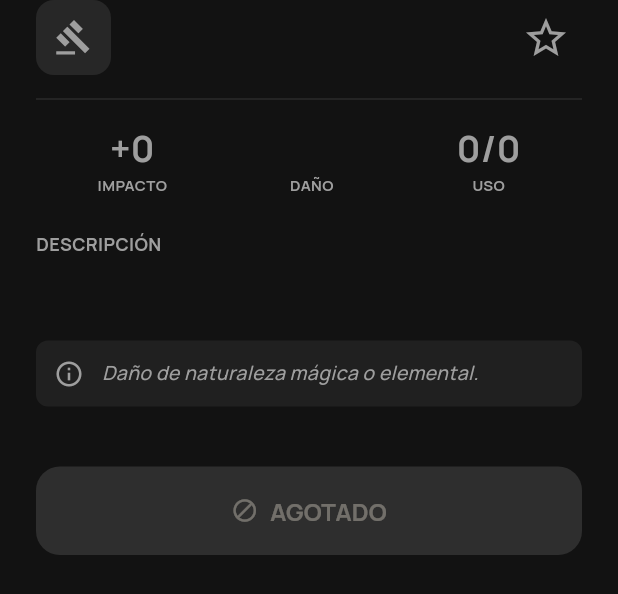
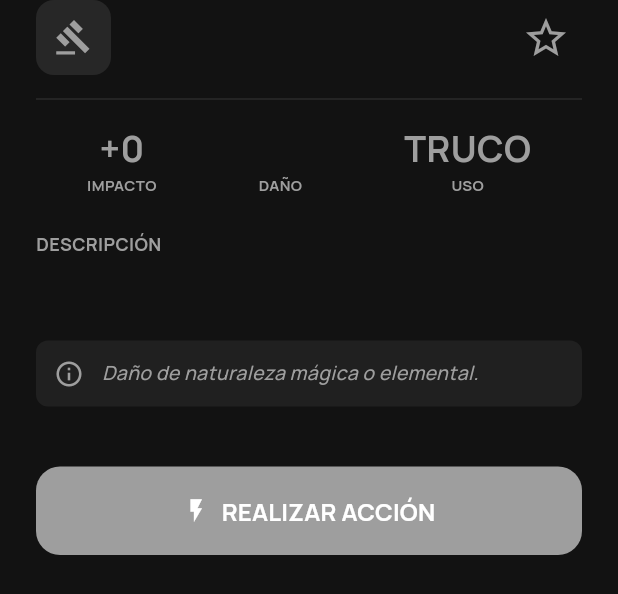
Before and after one commit to Davidperpi/dnd-app, a Flutter app: the ActionDetailSheet widget shown alone on an empty page, opened directly with empty values, on a phone screen of 412 x 824 dp. Shown: the top 594 px of the screen. Run offline on Flutter 3.47's test engine with Material 3 defaults, Android fonts, the phone set to English and light mode, and no system bars; our stand-ins replace equatable, flutter_bloc, fpdart, get_it, google_fonts.

Commit message:
prueba 1

```diff
--- a/lib/features/character/data/datasources/character_ability_local_data_source.dart
+++ b/lib/features/character/data/datasources/character_ability_local_data_source.dart
@@ -15,11 +15,11 @@ class CharacterAbilityLocalDataSource {
       shortName: 'IB',
       description:
           'Puedes inspirar a otros como una acción adicional, o usar tus dados de inspiración para potenciar tus Florituras con la Espada.',
-      refreshRule: RefreshRule.longRest, // Actualizado a 2024
+      refreshRule: RefreshRule.longRest,
       levelScaling: <int, String>{1: '1d6', 5: '1d8', 10: '1d10', 15: '1d12'},
       actionTemplate: CharacterAction(
         id: 'use_bardic_inspiration',
-        name: 'Inspirar a un Aliado',
+        name: 'Inspiración Bárdica',
         description: 'Concedes un dado de Inspiración Bárdica a un aliado que pueda oírte.',
         type: ActionType.feature,
         cost: ActionCost.bonusAction,
--- a/lib/features/character/presentation/widgets/action/sheet/action_detail_sheet.dart
+++ b/lib/features/character/presentation/widgets/action/sheet/action_detail_sheet.dart
@@ -1,5 +1,7 @@
 import 'package:dnd_app/core/utils/screen_effects.dart';
+import 'package:dnd_app/features/character/domain/entities/character.dart';
 import 'package:dnd_app/features/character/domain/entities/character_action.dart';
+import 'package:dnd_app/features/character/domain/entities/character_resource.dart';
 import 'package:dnd_app/features/character/domain/entities/resource_cost.dart';
 import 'package:dnd_app/features/character/presentation/bloc/character_bloc.dart';
 import 'package:dnd_app/features/character/presentation/widgets/action/components/action_badges.dart';
@@ -22,11 +24,20 @@ class ActionDetailSheet extends StatelessWidget {
 
   @override
   Widget build(BuildContext context) {
-    // Nota: El BlocProvider ya viene inyectado desde el showModalBottomSheet
-    // en el archivo padre (action_card.dart), así que aquí consumimos directamente.
+    return BlocBuilder<CharacterBloc, CharacterState>(
+      builder: (BuildContext context, CharacterState state) {
+        if (state is! CharacterLoaded) {
+          // Show a minimal disabled view if character data is not available
+          return const Padding(
+            padding: EdgeInsets.all(40.0),
+            child: Center(child: Text("Cargando datos del personaje...")),
+          );
+        }
+
+        final Character character = state.character;
+        final (bool isAvailable, String usageText) = _getAvailabilityAndUsageText(character);
 
         return Padding(
-      // Añadimos padding inferior extra para que el botón respire
           padding: const EdgeInsets.fromLTRB(24, 0, 24, 40),
           child: Column(
             mainAxisSize: MainAxisSize.min,
@@ -41,19 +52,15 @@ class ActionDetailSheet extends StatelessWidget {
                     child: Text(
                       action.name,
                       style: const TextStyle(
-                    fontSize: 22,
-                    fontWeight: FontWeight.bold,
-                  ),
+                          fontSize: 22, fontWeight: FontWeight.bold),
                     ),
                   ),
                   _FavoriteButton(action: action),
                 ],
               ),
-
               const Divider(height: 32),
 
               // 2. STATS DETALLADOS
-          // Se muestran solo si existen (null check)
               Row(
                 mainAxisAlignment: MainAxisAlignment.spaceAround,
                 children: <Widget>[
@@ -61,51 +68,36 @@ class ActionDetailSheet extends StatelessWidget {
                     _DetailStatItem(
                         label: "IMPACTO",
                         value: "+${action.toHitModifier}",
-                  color: color,
-                ),
+                        color: color),
                   if (action.diceNotation != null)
                     _DetailStatItem(
                         label: "DAÑO",
                         value: action.diceNotation!,
-                  color: color,
-                ),
-              // Mostramos el coste o el stock restante
+                        color: color),
                   _DetailStatItem(
-                label: "USO",
-                value: _getUsageText(), // Función auxiliar para texto dinámico
-                color: Colors.grey,
-              ),
+                      label: "USO", value: usageText, color: Colors.grey),
                 ],
               ),
-
               const SizedBox(height: 24),
 
               // 3. DESCRIPCIÓN
-          const Text(
-            "DESCRIPCIÓN",
+              const Text("DESCRIPCIÓN",
                   style: TextStyle(
                       fontWeight: FontWeight.bold,
                       color: Colors.grey,
-              fontSize: 12,
-            ),
-          ),
+                      fontSize: 12)),
               const SizedBox(height: 8),
-          Text(
-            action.description,
-            style: const TextStyle(fontSize: 16, height: 1.5),
-          ),
+              Text(action.description,
+                  style: const TextStyle(fontSize: 16, height: 1.5)),
 
-          // 4. INFO TIPO DE DAÑO
               if (action.damageType != null) ...<Widget>[
                 const SizedBox(height: 24),
                 Container(
                   padding: const EdgeInsets.all(12),
                   decoration: BoxDecoration(
-                color: color.withValues(alpha: 0.1),
-                borderRadius: BorderRadius.circular(8),
-              ),
-              child: Row(
-                children: <Widget>[
+                      color: color.withAlpha(25),
+                      borderRadius: BorderRadius.circular(8)),
+                  child: Row(children: <Widget>[
                     Icon(Icons.info_outline, color: color, size: 20),
                     const SizedBox(width: 12),
                     Expanded(
@@ -114,47 +106,47 @@ class ActionDetailSheet extends StatelessWidget {
                             style: TextStyle(
                                 color: color,
                                 fontSize: 13,
-                        fontStyle: FontStyle.italic,
-                      ),
-                    ),
-                  ),
-                ],
-              ),
-            ),
+                                fontStyle: FontStyle.italic)))
+                  ]),
+                )
               ],
 
-          // 5. BOTÓN DE ACCIÓN PRINCIPAL (MEJORADO)
+              // 5. BOTÓN DE ACCIÓN PRINCIPAL
               const SizedBox(height: 40),
-          _buildActionButton(context),
+              _buildActionButton(context, isAvailable: isAvailable),
             ],
           ),
         );
+      },
+    );
   }
 
-  // --- HELPER DE TEXTO ---
-  String _getUsageText() {
-    if (action.remainingUses != null) {
-      if (action.maxUses != null) {
-        return "${action.remainingUses}/${action.maxUses}";
+  (bool, String) _getAvailabilityAndUsageText(Character character) {
+    final ResourceCost? cost = action.resourceCost;
+    if (cost == null) return (true, translateActionCost(action.cost));
+
+    switch (cost) {
+      case FeatureResourceCost(resourceId: final String id, amount: final int amount):
+        final CharacterResource? resource = character.resources[id];
+        final int current = resource?.current ?? 0;
+        final int max = resource?.max ?? 0;
+        return (current >= amount, "$current/$max");
+
+      case ItemCost():
+        final int current = action.remainingUses ?? 0;
+        final int max = action.maxUses ?? 0;
+        return (current > 0, max > 0 ? "$current/$max" : "x$current");
+
+      case SpellSlotCost(level: final int lvl):
+        if (lvl == 0) return (true, "TRUCO");
+        final int current = character.spellSlotsCurrent[lvl] ?? 0;
+        final int max = character.spellSlotsMax[lvl] ?? 0;
+        return (current > 0, "$current/$max");
     }
-      return "x${action.remainingUses}";
-    }
-    return translateActionCost(action.cost);
   }
 
-  // --- LÓGICA DEL BOTÓN DE ACCIÓN ---
-
-  Widget _buildActionButton(BuildContext context) {
-    // 1. Verificar disponibilidad (Stock)
-    final bool isAvailable =
-        action.remainingUses == null || action.remainingUses! > 0;
-
-    // 2. Color dinámico (Gris si está agotado)
-    final Color btnColor = isAvailable
-        ? color
-        : Theme.of(context).disabledColor;
-
-    // 3. Texto e Icono Dinámicos
+  Widget _buildActionButton(BuildContext context, {required bool isAvailable}) {
+    final Color btnColor = isAvailable ? color : Theme.of(context).disabledColor;
     String label = "REALIZAR ACCIÓN";
     IconData icon = Icons.flash_on;
 
@@ -176,120 +168,65 @@ class ActionDetailSheet extends StatelessWidget {
             backgroundColor: btnColor,
             foregroundColor: Colors.white,
             padding: const EdgeInsets.symmetric(vertical: 18),
-          shape: RoundedRectangleBorder(
-            borderRadius: BorderRadius.circular(16),
-          ),
-          // Efecto visual de deshabilitado
-          disabledBackgroundColor: Colors.grey.withValues(alpha: 0.2),
-        ),
+            shape: RoundedRectangleBorder(borderRadius: BorderRadius.circular(16)),
+            disabledBackgroundColor: Colors.grey.withAlpha(50)),
         icon: Icon(icon),
-        label: Text(
-          label,
-          style: const TextStyle(fontWeight: FontWeight.bold, fontSize: 16),
-        ),
-        // Si no está disponible, onPressed es null (lo deshabilita nativamente)
+        label: Text(label, style: const TextStyle(fontWeight: FontWeight.bold, fontSize: 16)),
         onPressed: isAvailable ? () => _handleAction(context) : null,
       ),
     );
   }
 
-  // DISPATCHER CENTRALIZADO (Igual que ActionQuickButton)
   void _handleAction(BuildContext context) {
-    // Cerramos el modal inmediatamente para ver el efecto en la pantalla principal
-    // EXCEPCIÓN: Si es un hechizo con selector de nivel, no cerramos aún.
-
     if (action.type == ActionType.spell) {
       _castSpell(context);
       return;
     }
 
-    // Para el resto, cerramos el modal
     Navigator.pop(context);
 
-    // Lógica según tipo
     switch (action.type) {
       case ActionType.attack:
         ScreenEffects.showSlash(context, color);
         HapticFeedback.heavyImpact();
         break;
-
-      case ActionType.utility:
-        _handleConsumable(context);
-        break;
-
-      case ActionType.feature:
-        _handleFeature(context);
-        break;
-
-      default:
-        break;
+      case ActionType.utility: _handleConsumable(context); break;
+      case ActionType.feature: _handleFeature(context); break;
+      default: break;
     }
   }
 
   void _handleConsumable(BuildContext context) {
-    final ResourceCost? cost = action.resourceCost;
-    if (cost is ItemCost) {
+    final ItemCost cost = action.resourceCost as ItemCost;
     ScreenEffects.showMagicBlast(context, color);
     context.read<CharacterBloc>().add(ConsumeItemEvent(itemId: cost.itemId));
-
-      ScaffoldMessenger.of(context).showSnackBar(
-        SnackBar(
-          content: Text("🧪 Usaste ${action.name}"),
-          backgroundColor: color,
-          behavior: SnackBarBehavior.floating,
-        ),
-      );
-    }
+    ScaffoldMessenger.of(context).showSnackBar(SnackBar(content: Text("🧪 Usaste ${action.name}"), backgroundColor: color, behavior: SnackBarBehavior.floating));
   }
 
   void _handleFeature(BuildContext context) {
-    final ResourceCost? cost = action.resourceCost;
-    if (cost is FeatureResourceCost) {
+    final FeatureResourceCost cost = action.resourceCost as FeatureResourceCost;
     ScreenEffects.showMagicBlast(context, color);
-      context.read<CharacterBloc>().add(
-        UseFeatureEvent(resourceId: cost.resourceId),
-      );
-
-      ScaffoldMessenger.of(context).showSnackBar(
-        SnackBar(
-          content: Text("⚡ ${action.name} activado"),
-          backgroundColor: color,
-          behavior: SnackBarBehavior.floating,
-        ),
-      );
-    }
+    context.read<CharacterBloc>().add(UseFeatureEvent(resourceId: cost.resourceId));
+    ScaffoldMessenger.of(context).showSnackBar(SnackBar(content: Text("⚡ ${action.name} activado"), backgroundColor: color, behavior: SnackBarBehavior.floating));
   }
 
   void _castSpell(BuildContext context) {
     final CharacterState state = context.read<CharacterBloc>().state;
     if (state is CharacterLoaded) {
       try {
-        final Spell spell = state.character.knownSpells.firstWhere(
-          (Spell s) => s.id == action.id,
-        );
-
-        // Si es truco, cerramos y lanzamos. Si es de nivel, abrimos selector.
+        final Spell spell = state.character.knownSpells.firstWhere((Spell s) => s.id == action.id);
+        Navigator.pop(context);
         if (spell.level == 0) {
-          Navigator.pop(context); // Cerramos este modal
           ScreenEffects.showMagicBlast(context, color);
-          ScaffoldMessenger.of(context).showSnackBar(
-            SnackBar(
-              content: Text("✨ Truco lanzado: ${spell.name}"),
-              backgroundColor: color,
-              behavior: SnackBarBehavior.floating,
-            ),
-          );
+          ScaffoldMessenger.of(context).showSnackBar(SnackBar(content: Text("✨ Truco lanzado: ${spell.name}"), backgroundColor: color, behavior: SnackBarBehavior.floating));
         } else {
-          // Cerramos este modal antes de abrir el siguiente para no apilar sheets
-          Navigator.pop(context);
-
           showModalBottomSheet(
             context: context,
             backgroundColor: Theme.of(context).scaffoldBackgroundColor,
             isScrollControlled: true,
-            builder: (_) => CastSpellSheet(
-              spell: spell,
-              bloc: context.read<CharacterBloc>(),
+            builder: (_) => BlocProvider.value(
+              value: context.read<CharacterBloc>(),
+              child: CastSpellSheet(spell: spell, bloc: context.read<CharacterBloc>()),
             ),
           );
         }
@@ -300,40 +237,19 @@ class ActionDetailSheet extends StatelessWidget {
   }
 }
 
-// Widget auxiliar privado (solo para el sheet)
 class _DetailStatItem extends StatelessWidget {
-  final String label;
-  final String value;
+  final String label, value;
   final Color color;
 
-  const _DetailStatItem({
-    required this.label,
-    required this.value,
-    required this.color,
-  });
+  const _DetailStatItem(
+      {required this.label, required this.value, required this.color});
 
   @override
   Widget build(BuildContext context) {
-    return Column(
-      children: <Widget>[
-        Text(
-          value,
-          style: TextStyle(
-            fontSize: 24,
-            fontWeight: FontWeight.bold,
-            color: color,
-          ),
-        ),
-        Text(
-          label,
-          style: const TextStyle(
-            fontSize: 10,
-            fontWeight: FontWeight.bold,
-            color: Colors.grey,
-          ),
-        ),
-      ],
-    );
+    return Column(children: <Widget>[
+      Text(value, style: TextStyle(fontSize: 24, fontWeight: FontWeight.bold, color: color)),
+      Text(label, style: const TextStyle(fontSize: 10, fontWeight: FontWeight.bold, color: Colors.grey)),
+    ]);
   }
 }
 
@@ -350,18 +266,9 @@ class _FavoriteButton extends StatelessWidget {
         if (state is CharacterLoaded) {
           isFav = state.character.favoriteActionIds.contains(action.id);
         }
-
         return IconButton(
-          onPressed: () {
-            context.read<CharacterBloc>().add(
-              ToggleFavoriteActionEvent(action.id),
-            );
-          },
-          icon: Icon(
-            isFav ? Icons.star : Icons.star_border,
-            color: isFav ? Colors.amber : Colors.grey,
-            size: 32,
-          ),
+          onPressed: () => context.read<CharacterBloc>().add(ToggleFavoriteActionEvent(action.id)),
+          icon: Icon(isFav ? Icons.star : Icons.star_border, color: isFav ? Colors.amber : Colors.grey, size: 32),
         );
       },
     );
```
Also changed, not shown: lib/features/character/presentation/widgets/action/components/action_quick_button.dart (+66 -94 lines). Lines whose indentation alone changed are shown as unchanged.
